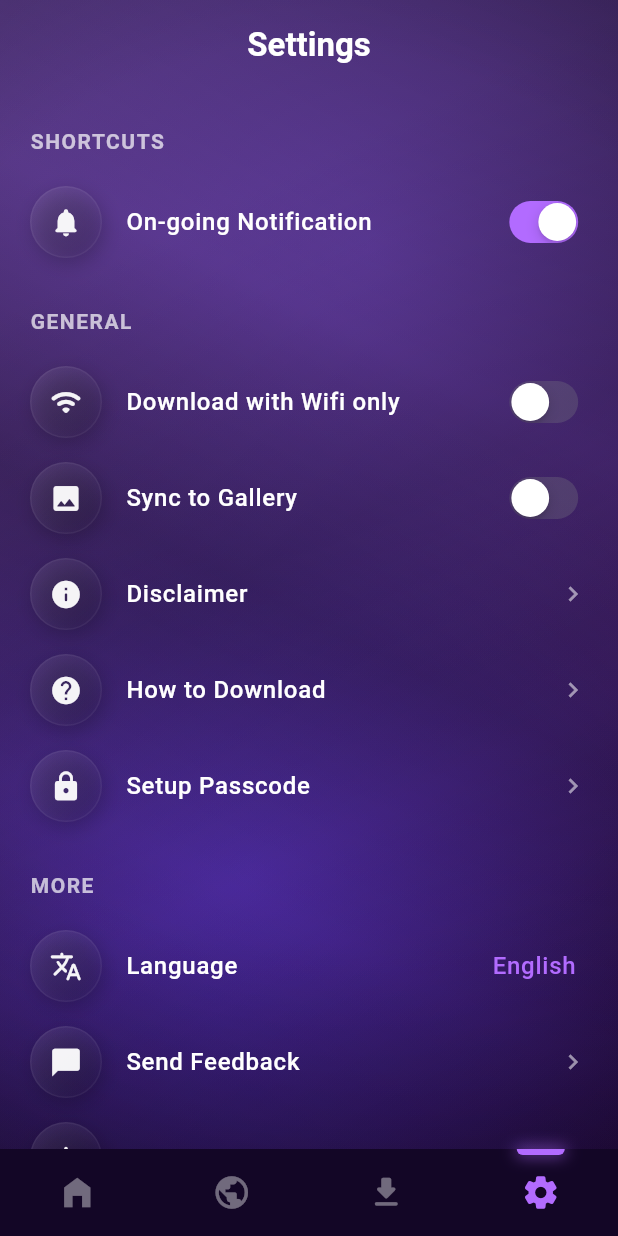
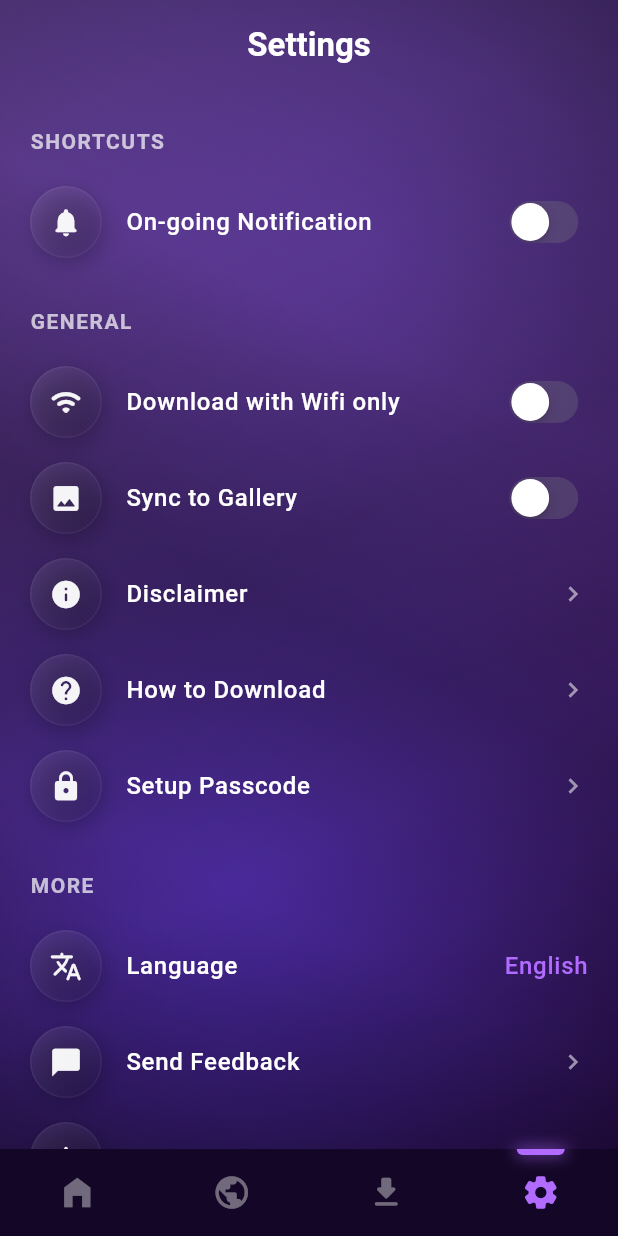
Before and after one commit to archna237/video_player, a Flutter app: the screen it shows after launch, item 4 of the bottom bar chosen, after a tap on "On-going Notification", on a phone screen of 412 x 824 dp. Run offline on Flutter 3.47's test engine with Material 3 defaults, Android fonts, the phone set to English and light mode, and no system bars; our stand-ins replace image_picker, share_plus.

Commit message:
added setting screen features

```diff
--- a/lib/core/widgets/app_gradient_background.dart
+++ b/lib/core/widgets/app_gradient_background.dart
@@ -254,6 +254,7 @@ class AppGradientBackground extends StatelessWidget {
                   ),
                 ),
               ),
+
             ),
           ),
 
--- a/lib/features/shell/presentation/tabs/explore_tab.dart
+++ b/lib/features/shell/presentation/tabs/explore_tab.dart
@@ -219,7 +219,8 @@ class _ExploreTabState extends State<ExploreTab> {
                 : ListView.separated(
                     padding: const EdgeInsets.symmetric(horizontal: 16),
                     itemCount: _history.length,
-                    separatorBuilder: (_, _a) => const SizedBox(height: 8),
+                    separatorBuilder: (context, index) =>
+                        const SizedBox(height: 8),
                     itemBuilder: (context, index) {
                       final entry = _history[index];
                       return _HistoryTile(
--- a/lib/features/shell/presentation/tabs/home_tab.dart
+++ b/lib/features/shell/presentation/tabs/home_tab.dart
@@ -13,8 +13,6 @@ class HomeTab extends StatefulWidget {
 }
 
 class _HomeTabState extends State<HomeTab> with SingleTickerProviderStateMixin {
-  static const _demoLink = 'https://www.google.com';
-
   late final AnimationController _proPulse;
   late final Animation<double> _proScale;
 
--- a/lib/features/shell/presentation/tabs/settings_tab.dart
+++ b/lib/features/shell/presentation/tabs/settings_tab.dart
@@ -1,9 +1,34 @@
 import 'package:flutter/cupertino.dart';
 import 'package:flutter/material.dart';
+import 'package:share_plus/share_plus.dart';
+import 'package:url_launcher/url_launcher.dart';
 import 'package:video_player/core/theme/app_colors.dart';
 
-class SettingsTab extends StatelessWidget {
+class SettingsTab extends StatefulWidget {
   const SettingsTab({super.key});
+
+  @override
+  State<SettingsTab> createState() => _SettingsTabState();
+}
+
+class _SettingsTabState extends State<SettingsTab> {
+  bool _ongoingNotification = true;
+  bool _wifiOnly = false;
+  bool _syncToGallery = false;
+  String _selectedLanguage = 'English';
+
+  final List<String> _languages = const [
+    'English',
+    'Hindi',
+    'Spanish',
+    'Portuguese',
+    'Arabic',
+  ];
+
+  static const String _storeUrl =
+      'https://play.google.com/store/apps/details?id=com.videosaver.downloadvideo.mp4.app';
+  static const String _privacyPolicyUrl =
+      'https://play.google.com/store/apps/details?id=com.videosaver.downloadvideo.mp4.app';
 
   Widget _buildSectionHeader(String title) {
     return Padding(
@@ -68,14 +93,79 @@ class SettingsTab extends StatelessWidget {
     );
   }
 
-  Widget _buildSwitch({required bool value}) {
+  Widget _buildSwitch({
+    required bool value,
+    required ValueChanged<bool> onChanged,
+  }) {
     return Transform.scale(
       scale: 0.9,
       child: CupertinoSwitch(
         value: value,
         activeTrackColor: AppColors.primary,
-        onChanged: (val) {},
+        onChanged: onChanged,
       ),
+    );
+  }
+
+  Future<void> _openUrl(String url) async {
+    final ok = await launchUrl(
+      Uri.parse(url),
+      mode: LaunchMode.externalApplication,
+    );
+    if (!mounted || ok) return;
+    ScaffoldMessenger.of(context).showSnackBar(
+      const SnackBar(content: Text('Could not open link.')),
+    );
+  }
+
+  Future<void> _shareApp() async {
+    await SharePlus.instance.share(
+      ShareParams(
+        title: 'Video Player',
+        text: 'Try this app: $_storeUrl',
+      ),
+    );
+  }
+
+  Future<void> _showLanguageDialog() async {
+    await showDialog<void>(
+      context: context,
+      builder: (context) {
+        return AlertDialog(
+          backgroundColor: const Color(0xFF18122B),
+          title: const Text('Select language'),
+          content: SizedBox(
+            width: 320,
+            child: ListView(
+              shrinkWrap: true,
+              children: _languages.map((language) {
+                final selected = language == _selectedLanguage;
+                return ListTile(
+                  title: Text(language),
+                  trailing: Icon(
+                    selected
+                        ? Icons.radio_button_checked_rounded
+                        : Icons.radio_button_unchecked_rounded,
+                    color: selected
+                        ? AppColors.primary
+                        : Colors.white.withValues(alpha: 0.6),
+                  ),
+                  onTap: () {
+                    setState(() => _selectedLanguage = language);
+                    Navigator.pop(context);
+                  },
+                );
+              }).toList(),
+            ),
+          ),
+        );
+      },
+    );
+  }
+
+  void _showComingSoon(String title) {
+    ScaffoldMessenger.of(context).showSnackBar(
+      SnackBar(content: Text('$title coming soon')),
     );
   }
 
@@ -101,31 +191,46 @@ class SettingsTab extends StatelessWidget {
           _buildTile(
             icon: Icons.notifications_rounded,
             title: 'On-going Notification',
-            trailing: _buildSwitch(value: true),
+            trailing: _buildSwitch(
+              value: _ongoingNotification,
+              onChanged: (val) => setState(() => _ongoingNotification = val),
+            ),
+            onTap: () => setState(() => _ongoingNotification = !_ongoingNotification),
           ),
 
           _buildSectionHeader('GENERAL'),
           _buildTile(
             icon: Icons.wifi_rounded,
             title: 'Download with Wifi only',
-            trailing: _buildSwitch(value: false),
+            trailing: _buildSwitch(
+              value: _wifiOnly,
+              onChanged: (val) => setState(() => _wifiOnly = val),
+            ),
+            onTap: () => setState(() => _wifiOnly = !_wifiOnly),
           ),
           _buildTile(
             icon: Icons.image_rounded,
             title: 'Sync to Gallery',
-            trailing: _buildSwitch(value: false),
+            trailing: _buildSwitch(
+              value: _syncToGallery,
+              onChanged: (val) => setState(() => _syncToGallery = val),
+            ),
+            onTap: () => setState(() => _syncToGallery = !_syncToGallery),
           ),
           _buildTile(
             icon: Icons.info_rounded,
             title: 'Disclaimer',
+            onTap: () => _showComingSoon('Disclaimer'),
           ),
           _buildTile(
             icon: Icons.help_rounded,
             title: 'How to Download',
+            onTap: () => _showComingSoon('How to Download'),
           ),
           _buildTile(
             icon: Icons.lock_rounded,
             title: 'Setup Passcode',
+            onTap: () => _showComingSoon('Setup Passcode'),
           ),
 
           _buildSectionHeader('MORE'),
@@ -135,26 +240,37 @@ class SettingsTab extends StatelessWidget {
             trailing: Row(
               mainAxisSize: MainAxisSize.min,
               children: [
-                const Text(
-                  'English',
-                  style: TextStyle(
+                Text(
+                  _selectedLanguage,
+                  style: const TextStyle(
                     color: AppColors.primary,
                     fontSize: 16,
                     fontWeight: FontWeight.w500,
                   ),
                 ),
-                const SizedBox(width: 8),
-                // Notice language doesn't have a chevron in the image, it's just the purple text! Wait, I don't see a chevron. I will omit it.
               ],
             ),
+            onTap: _showLanguageDialog,
           ),
           _buildTile(
             icon: Icons.chat_bubble_rounded,
             title: 'Send Feedback',
+            onTap: () => _showComingSoon('Send Feedback'),
           ),
           _buildTile(
             icon: Icons.star_rounded,
             title: 'Rate us',
+            onTap: () => _openUrl(_storeUrl),
+          ),
+          _buildTile(
+            icon: Icons.share_rounded,
+            title: 'Share app',
+            onTap: _shareApp,
+          ),
+          _buildTile(
+            icon: Icons.privacy_tip_rounded,
+            title: 'Privacy Policy',
+            onTap: () => _openUrl(_privacyPolicyUrl),
           ),
           const SizedBox(height: 40),
         ],
--- a/pubspec.yaml
+++ b/pubspec.yaml
@@ -36,6 +36,7 @@ dependencies:
   cupertino_icons: ^1.0.8
   image_picker: ^1.2.1
   url_launcher: ^6.3.2
+  share_plus: ^12.0.2
 
 dev_dependencies:
   flutter_test:
```
Also changed, not shown: pubspec.lock, 4 other files.
